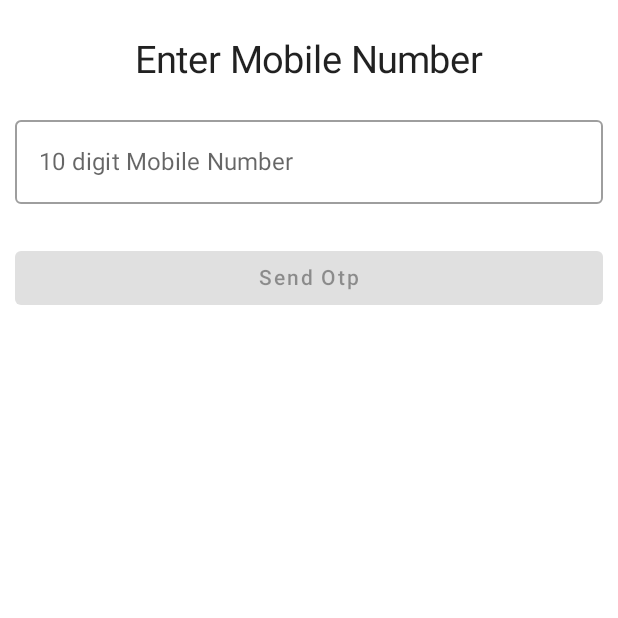
After one commit to SatyamGondhale/LearnCompose, an Android app built with Jetpack Compose: the composable SendOtp shown on its own in the app's theme, on a phone screen of 412 x 824 dp, the top half of it. The commit adds this screen. Run offline under Robolectric (Android 15) with nearby library versions, the phone set to English and light mode, and no system bars.

Commit message:
State Management in Compose

```diff
--- a/app/build.gradle
+++ b/app/build.gradle
@@ -59,4 +59,8 @@ dependencies {
     androidTestImplementation "androidx.compose.ui:ui-test-junit4:$compose_version"
     debugImplementation "androidx.compose.ui:ui-tooling:$compose_version"
     debugImplementation "androidx.compose.ui:ui-test-manifest:$compose_version"
+    // Navigation Component
+    implementation "androidx.navigation:navigation-compose:2.4.2"
+    // Lifecycle
+    implementation "androidx.lifecycle:lifecycle-viewmodel-ktx:2.4.1"
 }
--- /dev/null
+++ b/app/src/main/java/com/learn/learncompose/compose/SendOtp.kt
@@ -0,0 +1,90 @@
+package com.learn.learncompose.compose
+
+import androidx.compose.foundation.layout.*
+import androidx.compose.foundation.text.KeyboardOptions
+import androidx.compose.material.Button
+import androidx.compose.material.CircularProgressIndicator
+import androidx.compose.material.OutlinedTextField
+import androidx.compose.material.Text
+import androidx.compose.runtime.Composable
+import androidx.compose.runtime.collectAsState
+import androidx.compose.runtime.getValue
+import androidx.compose.ui.Alignment
+import androidx.compose.ui.Modifier
+import androidx.compose.ui.res.stringResource
+import androidx.compose.ui.text.input.KeyboardType
+import androidx.compose.ui.text.style.TextAlign
+import androidx.compose.ui.tooling.preview.Preview
+import androidx.compose.ui.unit.dp
+import androidx.compose.ui.unit.sp
+import androidx.core.text.isDigitsOnly
+import com.learn.learncompose.R
+import com.learn.learncompose.SendOtpUiState
+import com.learn.learncompose.SendOtpViewModelState
+import com.learn.learncompose.viewmodel.SendOtpViewModel
+
+@Composable
+fun SendOtp(
+    viewModel: SendOtpViewModel
+) {
+    val uiState by viewModel.uiState.collectAsState()
+    Column(
+        modifier = Modifier.fillMaxSize(),
+        verticalArrangement = Arrangement.Top,
+        horizontalAlignment = Alignment.CenterHorizontally
+    ) {
+        Spacer(modifier = Modifier.height(25.dp))
+        Text(
+            modifier = Modifier.fillMaxWidth(),
+            text = stringResource(id = R.string.enter_mobile_number),
+            fontSize = 25.sp,
+            textAlign = TextAlign.Center
+        )
+        Spacer(modifier = Modifier.height(25.dp))
+        OutlinedTextField(
+            modifier = Modifier
+                .fillMaxWidth()
+                .wrapContentHeight()
+                .padding(horizontal = 10.dp),
+            value = uiState.phone,
+            onValueChange = {
+                if (it.isDigitsOnly() && it.length <= 10) {
+                    viewModel.onPhoneEntered(it)
+                }
+            },
+            placeholder = {
+                Text(text = stringResource(id = R.string.enter_mobile_number_hint))
+            },
+            keyboardOptions = KeyboardOptions(keyboardType = KeyboardType.Number)
+        )
+        Spacer(modifier = Modifier.height(25.dp))
+        Button(
+            modifier = Modifier.padding(horizontal = 10.dp),
+            onClick = {
+                viewModel.sentOtp()
+            }, enabled = uiState.enableSendOtpButton
+        ) {
+            Text(
+                modifier = Modifier.fillMaxWidth(),
+                text = stringResource(id = R.string.send_otp),
+                textAlign = TextAlign.Center
+            )
+        }
+        Spacer(modifier = Modifier.height(25.dp))
+        if (uiState.showLoadingState) {
+            CircularProgressIndicator()
+        }
+        Spacer(modifier = Modifier.height(25.dp))
+        if (uiState.showErrorState) {
+            Error(action = { viewModel.resendOtp() })
+        }
+        Spacer(modifier = Modifier.height(15.dp))
+        if(uiState.sendOtpSuccess){
+            Text(
+                modifier = Modifier.fillMaxWidth(),
+                text = stringResource(id = R.string.label_otp_sent_success),
+                textAlign = TextAlign.Center
+            )
+        }
+    }
+}
--- a/app/src/main/res/values/strings.xml
+++ b/app/src/main/res/values/strings.xml
@@ -1,3 +1,9 @@
 <resources>
     <string name="app_name">LearnCompose</string>
+    <string name="enter_mobile_number">Enter Mobile Number</string>
+    <string name="enter_mobile_number_hint">10 digit Mobile Number</string>
+    <string name="send_otp">Send Otp</string>
+    <string name="label_error">Something went wrong.</string>
+    <string name="label_reload">Reload</string>
+    <string name="label_otp_sent_success">Otp send success</string>
 </resources>
```
Also changed, not shown: app/src/main/java/com/learn/learncompose/MainActivity.kt (+18 -14 lines), app/src/main/java/com/learn/learncompose/SendOtpUiState.kt (added, +120 -0 lines), app/src/main/java/com/learn/learncompose/compose/Error.kt (added, +66 -0 lines), app/src/main/java/com/learn/learncompose/compose/SendOtpSuccess.kt (added, +33 -0 lines), app/src/main/java/com/learn/learncompose/util/ResponseState.kt (added, +7 -0 lines), app/src/main/java/com/learn/learncompose/viewmodel/SendOtpViewModel.kt (added, +60 -0 lines).
